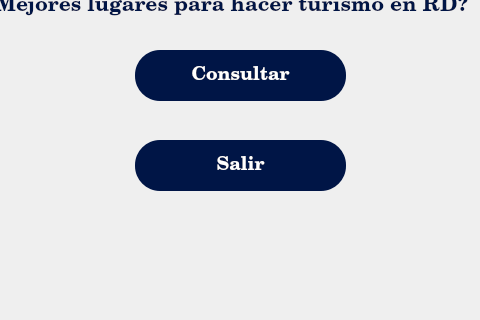
Before: the Qt Designer form src/front/xml/main_windows_view.ui in ThElement12/proyecto-final-prolog, drawn with Qt 5; both pictures show x 355 to 835 and y 270 to 590 of the 1094 by 731 pixel window.
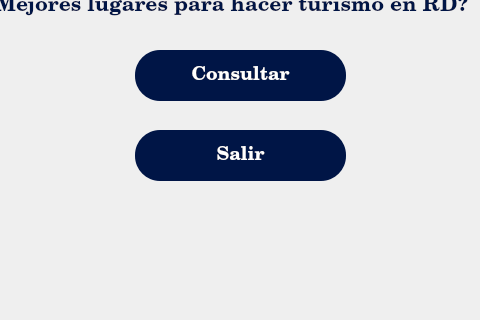
After: the same form once the commit is applied. Icons and pictures are not drawn.

```diff
--- a/src/front/xml/main_windows_view.ui
+++ b/src/front/xml/main_windows_view.ui
@@ -28,6 +28,9 @@
 </string>
   </property>
   <widget class="QWidget" name="centralwidget">
+   <property name="styleSheet">
+    <string notr="true"/>
+   </property>
    <widget class="QPushButton" name="btn_consultar">
     <property name="geometry">
      <rect>
@@ -62,7 +65,7 @@
     <property name="geometry">
      <rect>
       <x>490</x>
-      <y>410</y>
+      <y>400</y>
       <width>211</width>
       <height>51</height>
      </rect>
@@ -83,6 +86,12 @@
 color: rgb(255,255,255);
 image:None;
 
+}
+
+
+QPushButton:hover{
+	background-color: rgb(114, 159, 207);
+
 }</string>
     </property>
     <property name="text">
```
Left out of the diff: 5 changed lines with no effect on the pictures.
